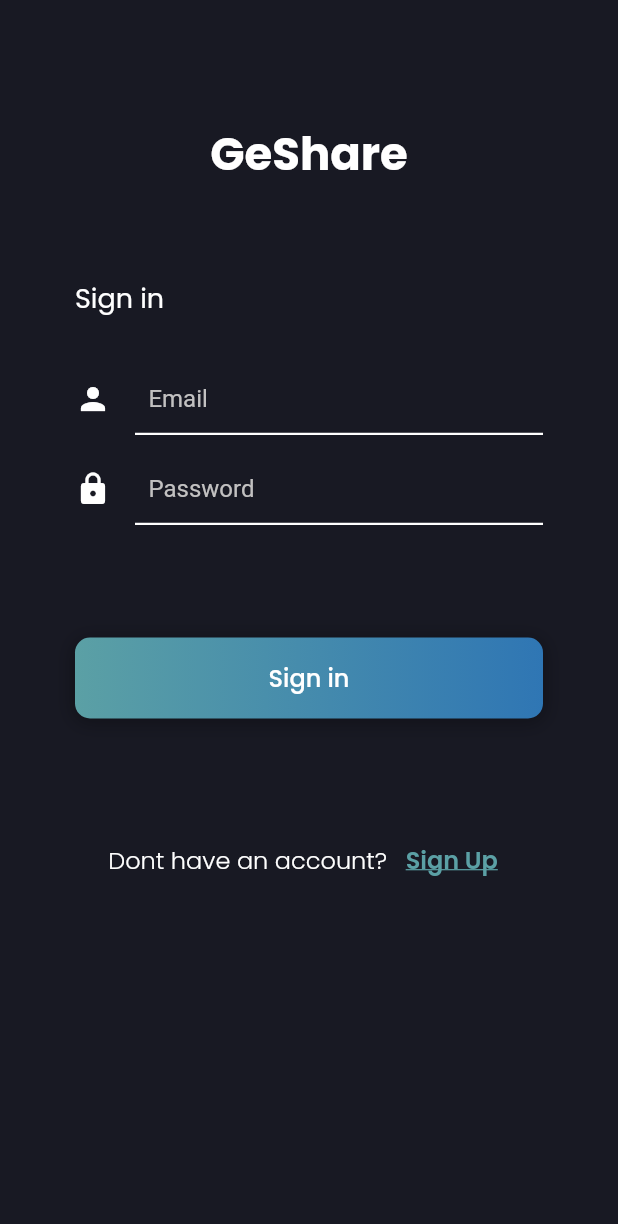
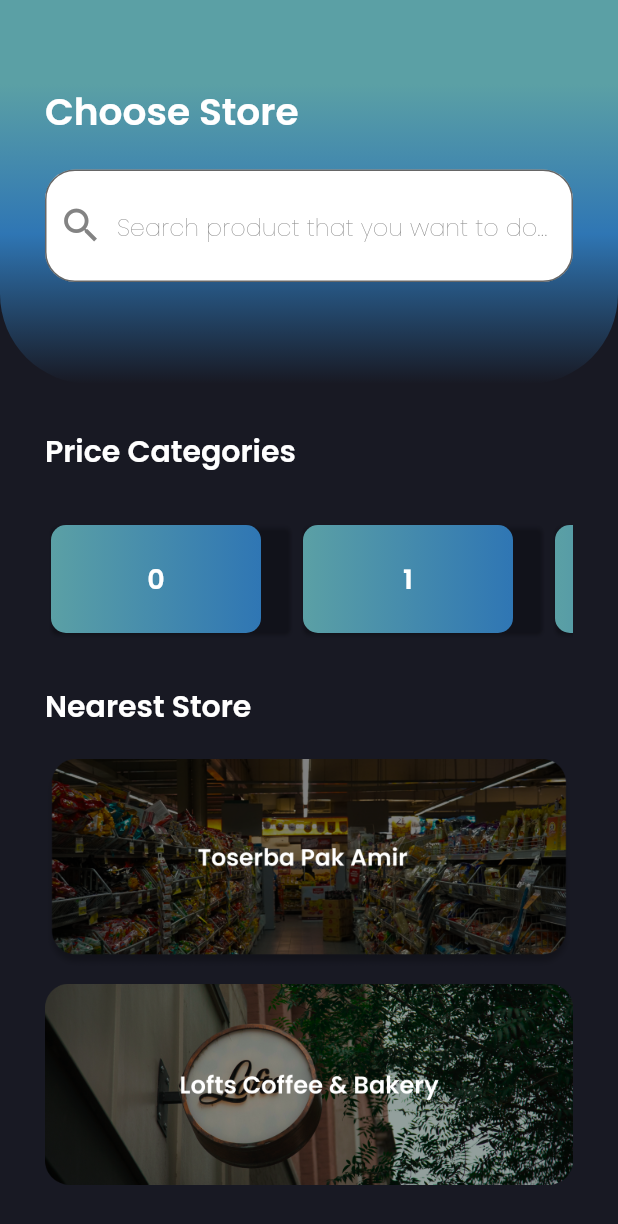
Before and after one commit to F-Pawamatra/GeShare, a Flutter app: the screen it shows after launch, on a phone screen of 412 x 824 dp. Shown: the top 1224 px of the screen. Run offline on Flutter 3.47's test engine with Material 2 defaults, Android fonts, the phone set to English and light mode, and no system bars; our stand-ins replace google_fonts.

Commit message:
menambahkan page choose store

```diff
--- a/lib/main.dart
+++ b/lib/main.dart
@@ -6,6 +6,7 @@ import 'package:ge_share/screens/pasien/pasien_profile_view.dart';
 import 'package:ge_share/screens/donatur/donatur_dashboard_view.dart';
 import 'package:ge_share/screens/donatur/donatur_profile_view.dart';
 import 'package:ge_share/screens/donatur/donate_now_part.dart';
+import 'package:ge_share/screens/donatur/choose_store.dart';
 import 'package:google_fonts/google_fonts.dart';
 
 void main() {
@@ -14,13 +15,14 @@ void main() {
     title: "Login Register Page",
     initialRoute: "/",
     routes: {
-      "/" : (context) => LoginPage(),
+      "/" : (context) => ChooseStorePage(),
       RegisterPage.routeName : (context) => RegisterPage(),
       PasienDashboardPage.routeName : (context) => PasienDashboardPage(),
       PasienProfilePage.routeName : (context) => PasienProfilePage(),
 
       DonaturDashboardPage.routeName : (context) => DonaturDashboardPage(),
       DonaturProfilePage.routeName : (context) => DonaturProfilePage(),
+      ChooseStorePage.routeName : (context) => ChooseStorePage(),
       // CalonPenerimaDonasi.routeName : (context) => CalonPenerimaDonasi(),
     },
   ));
--- /dev/null
+++ b/lib/screens/donatur/choose_store.dart
@@ -0,0 +1,190 @@
+import 'package:flutter/material.dart';
+import 'package:ge_share/constants/const_color.dart';
+import 'package:google_fonts/google_fonts.dart';
+
+class ChooseStorePage extends StatelessWidget {
+  const ChooseStorePage({ Key? key }) : super(key: key);
+  static const routeName = "/donatur/choose_store";
+
+  @override
+  Widget build(BuildContext context) {
+    return Scaffold(
+      backgroundColor: ColorPalette.primaryColor,
+      appBar: AppBar(
+        backgroundColor: ColorPalette.gradientLeft,
+        elevation: 0,
+      ),
+      body: Container(
+        child: new ListView(
+          children: <Widget>[
+            Container(
+              padding: EdgeInsets.symmetric(horizontal: 30),
+              width: MediaQuery.of(context).size.width,
+              height: 200,
+              decoration: BoxDecoration(
+                gradient: LinearGradient(
+                  begin: Alignment.topCenter,
+                  end: Alignment.bottomCenter,
+                  colors: [
+                    ColorPalette.gradientLeft,
+                    ColorPalette.gradientRight,
+                    ColorPalette.primaryColor,
+                  ]
+                ),
+                borderRadius: BorderRadius.only(
+                  bottomLeft: Radius.circular(60),
+                  bottomRight: Radius.circular(60)
+                )
+              ),
+              child: Column(
+                children: [
+                  Align(
+                    alignment: Alignment.centerLeft,
+                    child: Text(
+                      'Choose Store',
+                      style: GoogleFonts.poppins(
+                        fontSize: 25.0,
+                        fontWeight: FontWeight.w600,
+                        color: Colors.white
+                      ),
+                    ),
+                  ),
+                  Padding(padding: EdgeInsets.only(top: 20)),
+                  TextFormField(
+                    style: GoogleFonts.poppins(
+                        textStyle: TextStyle(
+                            fontSize: 18.0, color: Color.fromRGBO(131, 131, 131, 1),)),
+                    decoration: InputDecoration(
+                        prefixIcon: Icon(
+                          Icons.search,
+                          color: Color.fromRGBO(131, 131, 131, 1),
+                          size: 30,
+                        ),
+                        contentPadding: EdgeInsets.symmetric(
+                            vertical: 25, horizontal: 8),
+                        fillColor: Colors.white,
+                        filled: true,
+                        hintText: 'Search product that you want to donate',
+                        hintStyle: GoogleFonts.poppins(
+                          textStyle: TextStyle(
+                            fontSize: 16.0,
+                            fontWeight: FontWeight.w200,
+                            color: Color.fromRGBO(135, 135, 135, 1))),
+                        border: OutlineInputBorder(
+                            borderRadius: BorderRadius.circular(20))),
+                  ),
+                ],
+              ),
+            ),
+            Container(
+              padding: EdgeInsets.symmetric(horizontal: 30),
+              width: MediaQuery.of(context).size.width,
+              margin: EdgeInsets.only(top: 30),
+              child: Text(
+                'Price Categories',
+                style: GoogleFonts.poppins(
+                  textStyle: TextStyle(
+                    fontSize: 20.0,
+                    fontWeight: FontWeight.w600,
+                    color: Colors.white)),
+              ),
+            ),
+            new Container(
+              height: 80.0,
+              margin: EdgeInsets.only(top: 30),
+              padding: EdgeInsets.symmetric(horizontal: 30),
+              child: new ListView(
+                scrollDirection: Axis.horizontal,
+                children: new List.generate(5, (int index) {
+                  return new Card(
+                    color: Colors.transparent,
+                    child: new Container(
+                      margin: EdgeInsets.only(right:20),
+                      width: 140,
+                      height: 40,
+                      decoration: BoxDecoration(
+                        gradient: LinearGradient(
+                          begin: Alignment.centerLeft,
+                          end: Alignment.centerRight,
+                          colors: [
+                            ColorPalette.gradientLeft,
+                            ColorPalette.gradientRight
+                          ]
+                        ),
+                        borderRadius: BorderRadius.circular(10)
+                      ),
+                      child: Center(
+                        child: new Text(
+                          "$index",
+                          style: GoogleFonts.poppins(
+                            color: Colors.white,
+                            fontWeight: FontWeight.w600,
+                            fontSize: 18
+                          ),
+                        )
+                      ),
+                    ),
+                  );
+                }),
+              ),
+            ),
+            Container(
+              padding: EdgeInsets.symmetric(horizontal: 30),
+              width: MediaQuery.of(context).size.width,
+              margin: EdgeInsets.only(top: 30),
+              child: Text(
+                'Nearest Store',
+                style: GoogleFonts.poppins(
+                  textStyle: TextStyle(
+                    fontSize: 20.0,
+                    fontWeight: FontWeight.w600,
+                    color: Colors.white)),
+              ),
+            ),
+            Padding(padding: EdgeInsets.only(top: 20)),
+            Container(
+              padding: EdgeInsets.symmetric(horizontal: 30),
+              child: InkWell(
+                child: Image.asset(
+                  'assets/images/store1.png',
+                  width: MediaQuery.of(context).size.width,
+                )
+              ),
+            ),
+            Padding(padding: EdgeInsets.only(top: 10)),
+            Container(
+              padding: EdgeInsets.symmetric(horizontal: 30),
+              child: InkWell(
+                child: Image.asset(
+                  'assets/images/store2.png',
+                  width: MediaQuery.of(context).size.width,
+                )
+              ),
+            ),
+          ],
+        ),
+      // body: Column(
+      //   children: [
+
+
+      //     Container(
+      //       margin: EdgeInsets.only(top: 20),
+      //       child: Expanded(
+      //         child: ListView(
+      //           scrollDirection: Axis.horizontal,
+      //           children: [
+      //             Container(
+      //               width: 135,
+      //               height: 50,
+
+      //             ),
+      //           ],
+      //         ),
+      //       ),
+      //     ),
+      //   ],
+      // ),
+    )
+    );
+  }
+}
```
Also changed, not shown: assets/images/store1.png (added), assets/images/store2.png (added).
